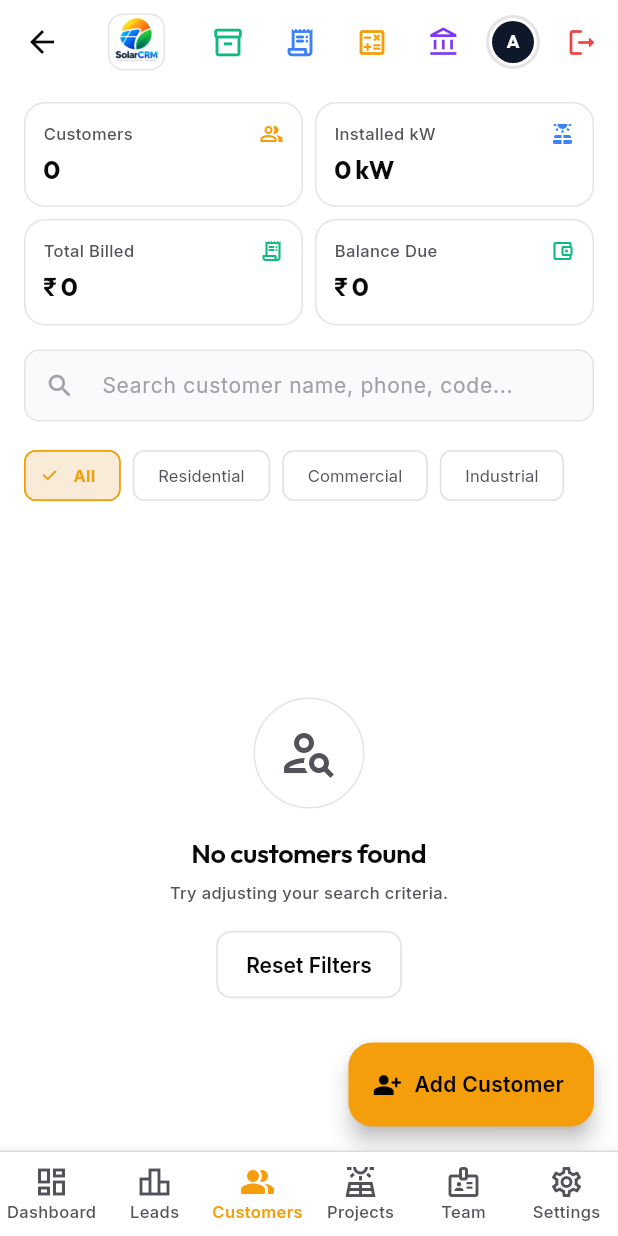
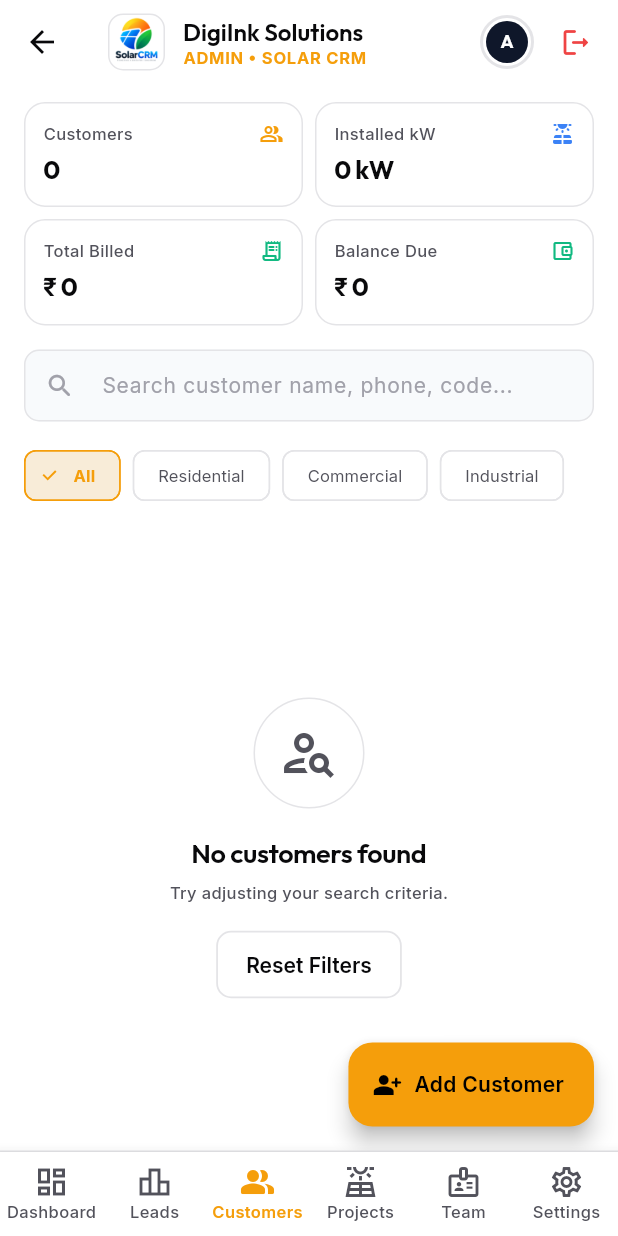
Before and after one commit to digiinkassignments/SOLAR-CRM, a Flutter app: the AdminShell screen opened directly, item 3 of the bottom bar chosen, on a phone screen of 412 x 824 dp. Run offline on Flutter 3.47's test engine with Material 3 defaults, Android fonts, the phone set to English and light mode, and no system bars; our stand-ins replace dio, fl_chart, flutter_secure_storage, font_awesome_flutter, geocoding, geolocator and 3 more; missing offline and left inert: mobile_scanner; accounts and stored records are empty; network calls fail; project files that could hold a hidden picture were left out.

Commit message:
style(navbar): simplify top AppBar by removing 4 redundant feature icon buttons

```diff
--- a/solar_crm_app/lib/views/admin/admin_shell.dart
+++ b/solar_crm_app/lib/views/admin/admin_shell.dart
@@ -9,11 +9,7 @@ import 'admin_dashboard_view.dart';
 import 'users/users_list_view.dart';
 import 'customers/customers_list_view.dart';
 import 'leads/leads_list_view.dart';
-import '../calculator/solar_calculator_view.dart';
-import '../finance/finance_view.dart';
-import '../stock/stock_list_view.dart';
 import '../settings/settings_view.dart';
-import '../financing/financing_hub_view.dart';
 import '../projects/projects_list_view.dart';
 
 class AdminShell extends StatefulWidget {
@@ -100,42 +96,6 @@ class _AdminShellState extends State<AdminShell> {
           ),
         ),
         actions: [
-          IconButton(
-            icon: const Icon(Icons.inventory_2_outlined, color: AppColors.emeraldGreen, size: 22),
-            tooltip: "Stock & Inventory",
-            onPressed: () {
-              Navigator.of(context).push(
-                MaterialPageRoute(builder: (_) => const StockListView()),
-              );
-            },
-          ),
-          IconButton(
-            icon: const Icon(Icons.receipt_long_rounded, color: AppColors.skyBlue, size: 22),
-            tooltip: "Quotations & Invoices",
-            onPressed: () {
-              Navigator.of(context).push(
-                MaterialPageRoute(builder: (_) => const FinanceView()),
-              );
-            },
-          ),
-          IconButton(
-            icon: const Icon(Icons.calculate_outlined, color: AppColors.brandPrimary, size: 22),
-            tooltip: "Solar Calculator",
-            onPressed: () {
-              Navigator.of(context).push(
-                MaterialPageRoute(builder: (_) => const SolarCalculatorView()),
-              );
-            },
-          ),
-          IconButton(
-            icon: const Icon(Icons.account_balance_outlined, color: Color(0xFF7C3AED), size: 22),
-            tooltip: "Subsidy & Finance",
-            onPressed: () {
-              Navigator.of(context).push(
-                MaterialPageRoute(builder: (_) => const FinancingHubView()),
-              );
-            },
-          ),
           // Header Profile Avatar (Opens Settings)
           Padding(
             padding: const EdgeInsets.symmetric(horizontal: 4),
@@ -176,6 +136,7 @@ class _AdminShellState extends State<AdminShell> {
               );
             },
           ),
+          const SizedBox(width: 4),
         ],
       ),
       body: IndexedStack(
```
